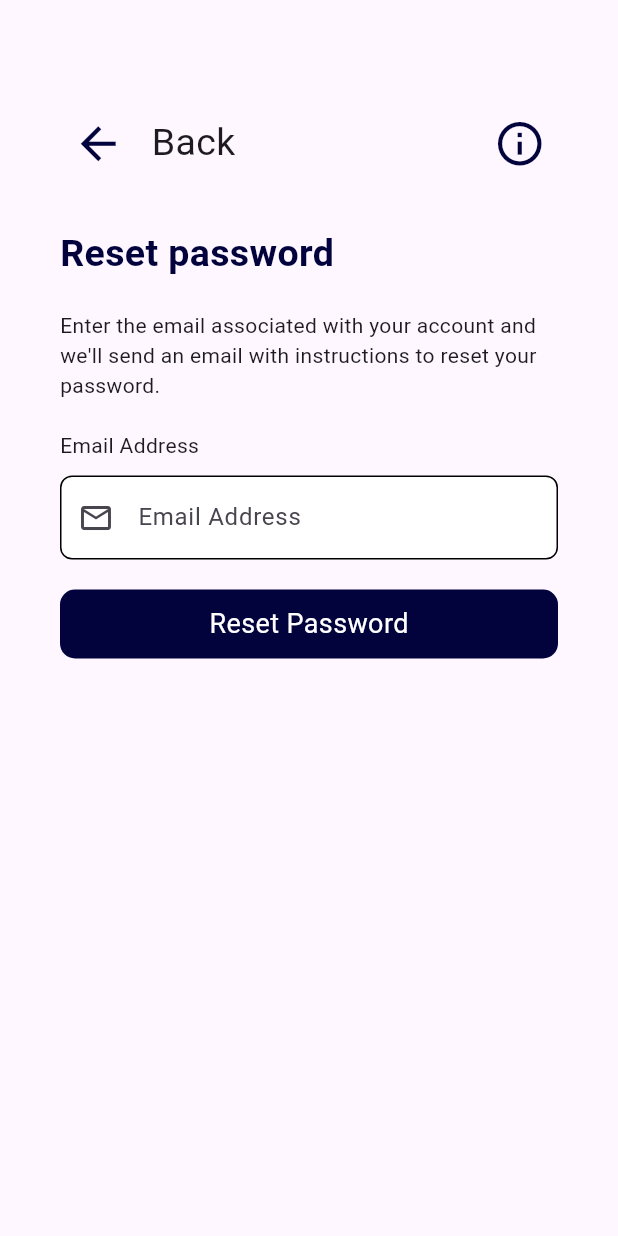
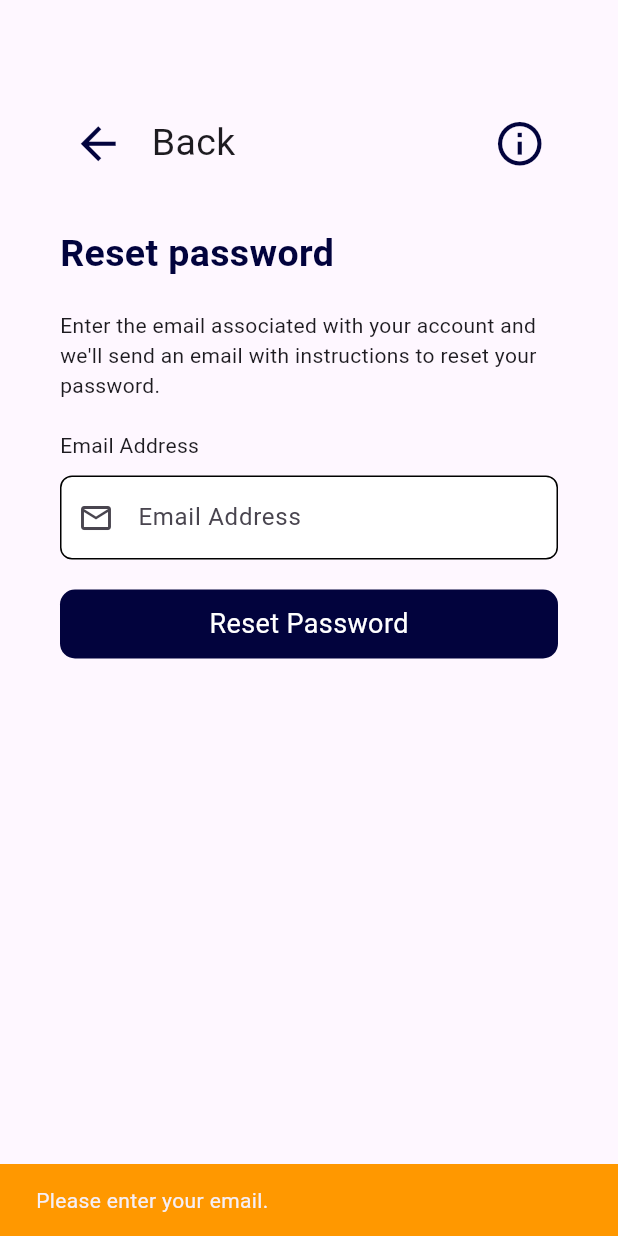
Before and after one commit to lalakingcaaath/heartcloud-app, a Flutter app: the ChangePassword screen opened directly, after a tap on "Reset Password", on a phone screen of 412 x 824 dp. Run offline on Flutter 3.47's test engine with Material 3 defaults, Android fonts, the phone set to English and light mode, and no system bars; our stand-ins replace audioplayers, cloud_firestore, firebase_auth, firebase_core, permission_handler; missing offline and left inert: flutter_sound, waveform_flutter; accounts and stored records are empty; network calls fail.

Commit message:
Updated patients should be under doctor and change password working

```diff
--- a/lib/pages/patient.dart
+++ b/lib/pages/patient.dart
@@ -6,6 +6,7 @@ import 'package:heartcloud/utils/bottom_navbar.dart';
 import 'package:heartcloud/widgets.dart';
 import 'addpatient.dart';
 import 'patient_profile/patientProfilePage.dart';
+import 'package:firebase_auth/firebase_auth.dart';
 
 class PatientList extends StatefulWidget {
   const PatientList({super.key});
@@ -83,7 +84,10 @@ class _PatientListState extends State<PatientList> {
 
               // StreamBuilder to fetch patient data from Firestore
               StreamBuilder<QuerySnapshot>(
-                stream: FirebaseFirestore.instance.collection('patient').snapshots(),
+                stream: FirebaseFirestore.instance.collection('users')
+                .doc(FirebaseAuth.instance.currentUser!.uid)
+                .collection('patients')
+                    .snapshots(),
                 builder: (context, snapshot) {
                   if (snapshot.connectionState == ConnectionState.waiting) {
                     return const Center(child: CircularProgressIndicator());
--- a/lib/pages/settings/password/changePassword.dart
+++ b/lib/pages/settings/password/changePassword.dart
@@ -1,4 +1,5 @@
 import 'package:flutter/material.dart';
+import 'package:firebase_auth/firebase_auth.dart';
 import 'package:heartcloud/utils/colors.dart';
 import 'package:heartcloud/widgets.dart';
 
@@ -18,6 +19,26 @@ class _ChangePasswordState extends State<ChangePassword> {
     _emailController.dispose();
     _passwordController.dispose();
     super.dispose();
+  }
+
+  Future<void> changePassword(String email, BuildContext context) async {
+    try {
+      await FirebaseAuth.instance.sendPasswordResetEmail(email: email);
+      ScaffoldMessenger.of(context).showSnackBar(
+        SnackBar(
+          content: Text("Password reset email sent. Please check your inbox."),
+          backgroundColor: darkBlue,
+        ),
+      );
+    } catch (e) {
+      print("Error changing password: $e");
+      ScaffoldMessenger.of(context).showSnackBar(
+        SnackBar(
+          content: Text("Failed to send reset email. Error: $e"),
+          backgroundColor: Colors.red,
+        ),
+      );
+    }
   }
 
   @override
@@ -135,11 +156,25 @@ class _ChangePasswordState extends State<ChangePassword> {
                             borderRadius: BorderRadius.circular(10)
                           ),
                           child: Center(
-                            child: Text(
-                              "Reset Password", style: TextStyle(
-                              color: Colors.white,
-                              fontSize: 18
-                            ),
+                            child: GestureDetector(
+                              onTap: () {
+                                if (_emailController.text.isNotEmpty) {
+                                  changePassword(_emailController.text.trim(), context);
+                                } else {
+                                  ScaffoldMessenger.of(context).showSnackBar(
+                                    const SnackBar(
+                                      content: Text("Please enter your email."),
+                                      backgroundColor: Colors.orange,
+                                    ),
+                                  );
+                                }
+                              },
+                              child: Text(
+                                "Reset Password", style: TextStyle(
+                                color: Colors.white,
+                                fontSize: 18
+                              ),
+                              ),
                             ),
                           ),
                         ),
--- a/pubspec.yaml
+++ b/pubspec.yaml
@@ -43,6 +43,8 @@ dependencies:
   flutter_sound: ^9.28.0
   permission_handler: ^12.0.0+1
   waveform_flutter: ^1.2.0
+  path_provider: ^2.1.5
+  audioplayers: ^6.4.0
 
 dev_dependencies:
   flutter_test:
```
Also changed, not shown: lib/pages/addpatient.dart (+8 -1 lines), lib/pages/auscultation.dart (+99 -0 lines), pubspec.lock, 5 other files.
